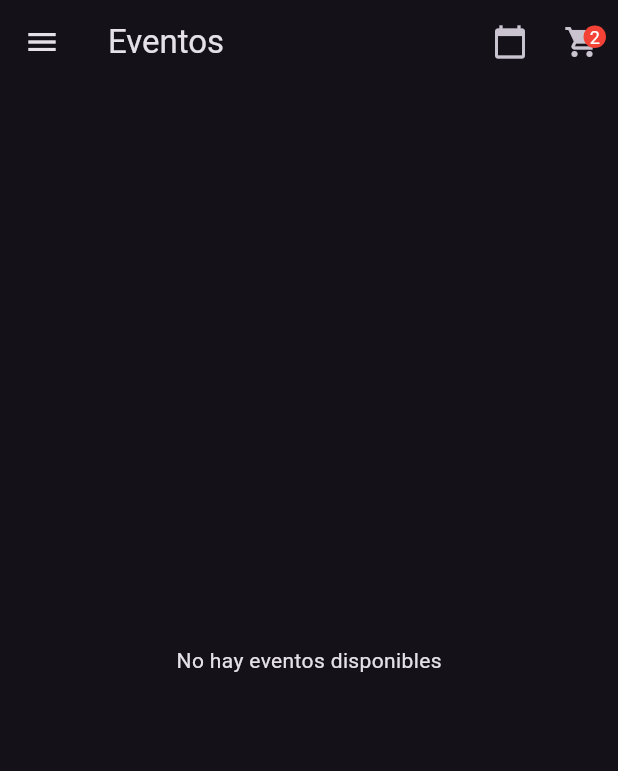
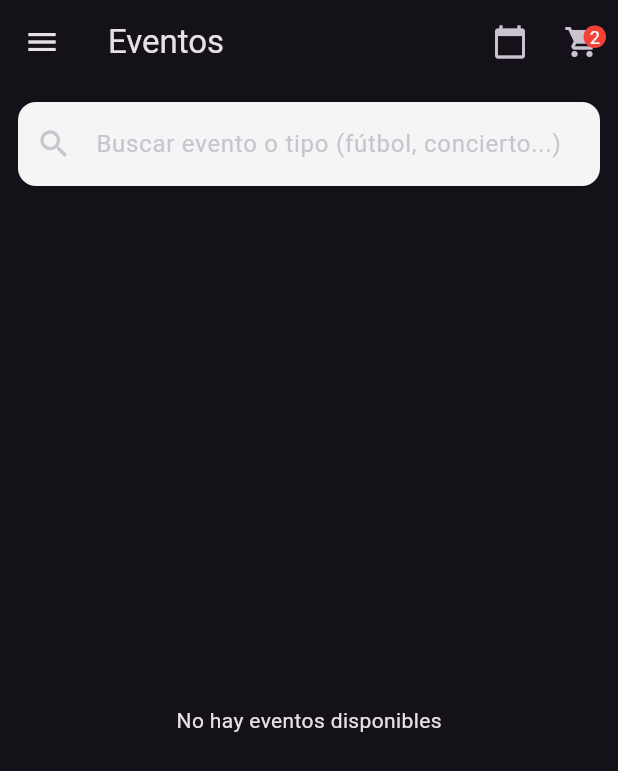
Before and after one commit to luisrdz30/proyecto_estadio, a Flutter app: the screen it shows once a user with an empty profile is signed in, in the side drawer, after a tap on "Modo oscuro", on a phone screen of 412 x 824 dp. Shown: the top 771 px of the screen. Run offline on Flutter 3.47's test engine with Material 3 defaults, Android fonts, the phone set to English and light mode, and no system bars; our stand-ins replace cloud_firestore, firebase_auth, firebase_core, intl_phone_field, table_calendar; accounts and stored records are empty.

Commit message:
barra de busquedas y cambio de lugar por tipo en los eventos para no dañar la base

```diff
--- a/lib/screens/home_screen.dart
+++ b/lib/screens/home_screen.dart
@@ -1,14 +1,15 @@
 import 'package:flutter/material.dart';
 import 'package:firebase_auth/firebase_auth.dart';
-import 'package:proyecto_estadio/screens/favorites_screen.dart';
-import 'package:proyecto_estadio/screens/login_screen.dart';
 import '../models/event.dart';
 import '../services/firestore_service.dart';
 import 'event_card.dart';
+import 'event_detail.dart';
 import 'about_screen.dart';
 import 'calendar_screen.dart';
+import 'favorites_screen.dart';
+import 'login_screen.dart';
 
-class HomeScreen extends StatelessWidget {
+class HomeScreen extends StatefulWidget {
   final bool isDarkMode;
   final ValueChanged<bool> onThemeChanged;
 
@@ -19,10 +20,18 @@ class HomeScreen extends StatelessWidget {
   });
 
   @override
+  State<HomeScreen> createState() => _HomeScreenState();
+}
+
+class _HomeScreenState extends State<HomeScreen> {
+  final FirestoreService _firestoreService = FirestoreService();
+  final TextEditingController _searchController = TextEditingController();
+  String _searchQuery = '';
+
+  @override
   Widget build(BuildContext context) {
     final theme = Theme.of(context);
     final user = FirebaseAuth.instance.currentUser;
-    final FirestoreService firestoreService = FirestoreService();
 
     return Scaffold(
       drawer: Drawer(
@@ -30,9 +39,7 @@ class HomeScreen extends StatelessWidget {
           padding: EdgeInsets.zero,
           children: [
             UserAccountsDrawerHeader(
-              decoration: BoxDecoration(
-                color: theme.colorScheme.primary,
-              ),
+              decoration: BoxDecoration(color: theme.colorScheme.primary),
               currentAccountPicture: const CircleAvatar(
                 backgroundColor: Colors.white,
                 child: Icon(Icons.person, size: 40, color: Colors.deepPurple),
@@ -77,22 +84,19 @@ class HomeScreen extends StatelessWidget {
               onTap: () {
                 Navigator.push(
                   context,
-                  MaterialPageRoute(
-                    builder: (context) => const FavoritesScreen(),
-                  ),
+                  MaterialPageRoute(builder: (context) => const FavoritesScreen()),
                 );
               },
             ),
-
             const Divider(),
             // 🌙 Cambio de tema
             SwitchListTile(
               title: const Text("Modo oscuro"),
               secondary: const Icon(Icons.dark_mode),
-              value: isDarkMode,
+              value: widget.isDarkMode,
               onChanged: (value) {
-                Navigator.pop(context); // Cierra el drawer
-                onThemeChanged(value);
+                Navigator.pop(context);
+                widget.onThemeChanged(value);
               },
             ),
             const Divider(),
@@ -101,7 +105,7 @@ class HomeScreen extends StatelessWidget {
               leading: const Icon(Icons.logout),
               title: const Text("Cerrar sesión"),
               onTap: () async {
-                Navigator.pop(context); // Cierra el drawer
+                Navigator.pop(context);
                 await FirebaseAuth.instance.signOut();
                 if (context.mounted) {
                   Navigator.of(context).pushAndRemoveUntil(
@@ -114,6 +118,7 @@ class HomeScreen extends StatelessWidget {
           ],
         ),
       ),
+
       appBar: AppBar(
         title: const Text("Eventos"),
         actions: [
@@ -155,9 +160,33 @@ class HomeScreen extends StatelessWidget {
         ],
       ),
 
-      // 🔥 Carga dinámica desde Firestore
-      body: StreamBuilder<List<Event>>(
-        stream: firestoreService.getEvents(),
+      body: Column(
+        children: [
+          // 🔍 Barra de búsqueda
+          Padding(
+            padding: const EdgeInsets.all(12),
+            child: TextField(
+              controller: _searchController,
+              onChanged: (value) {
+                setState(() => _searchQuery = value.trim().toLowerCase());
+              },
+              decoration: InputDecoration(
+                hintText: "Buscar evento o tipo (fútbol, concierto...)",
+                prefixIcon: const Icon(Icons.search),
+                filled: true,
+                fillColor: Colors.grey.shade100,
+                border: OutlineInputBorder(
+                  borderRadius: BorderRadius.circular(12),
+                  borderSide: BorderSide.none,
+                ),
+              ),
+            ),
+          ),
+
+          // 🔥 Carga dinámica desde Firestore con filtro
+          Expanded(
+            child: StreamBuilder<List<Event>>(
+              stream: _firestoreService.getEvents(),
               builder: (context, snapshot) {
                 if (snapshot.connectionState == ConnectionState.waiting) {
                   return const Center(child: CircularProgressIndicator());
@@ -171,15 +200,30 @@ class HomeScreen extends StatelessWidget {
                   return const Center(child: Text("No hay eventos disponibles"));
                 }
 
+                // 🔹 Filtro por nombre o tipo (place = tipo)
+                final filteredEvents = events.where((event) {
+                  final title = event.title.toLowerCase();
+                  final type = event.place.toLowerCase();
+                  return title.contains(_searchQuery) || type.contains(_searchQuery);
+                }).toList();
+
+                if (filteredEvents.isEmpty) {
+                  return const Center(child: Text("No se encontraron resultados"));
+                }
+
                 return ListView.builder(
                   padding: const EdgeInsets.all(16.0),
-            itemCount: events.length,
+                  itemCount: filteredEvents.length,
                   itemBuilder: (context, index) {
-              return EventCard(event: events[index]);
+                    final event = filteredEvents[index];
+                    return EventCard(event: event);
                   },
                 );
               },
             ),
+          ),
+        ],
+      ),
     );
   }
 }
```
Lines whose indentation alone changed are shown as unchanged.
